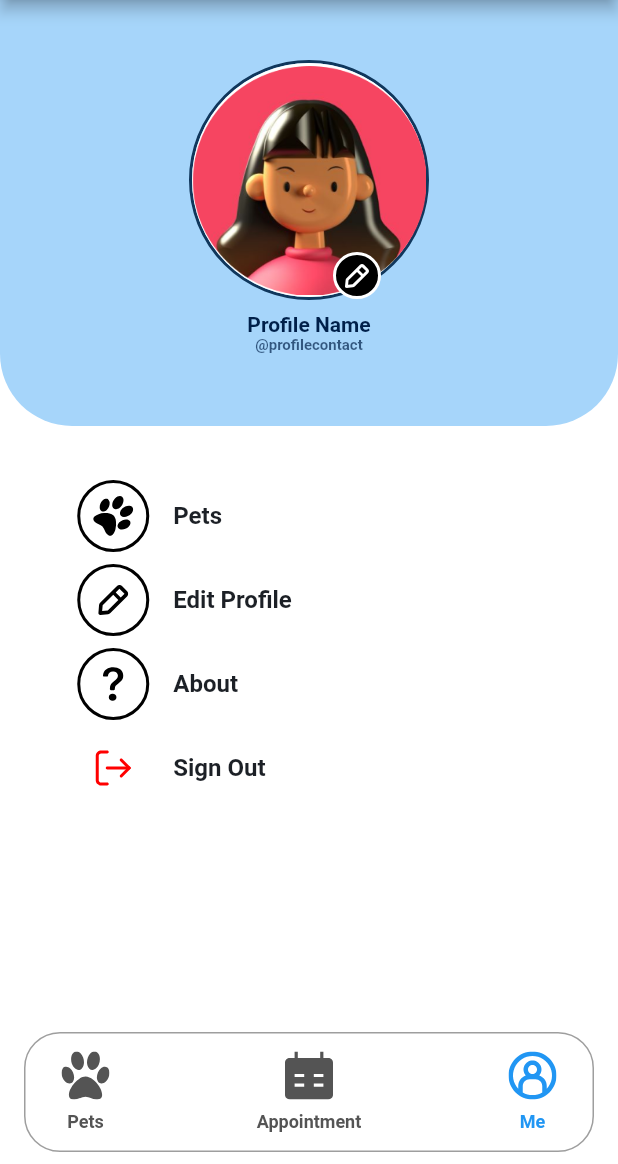
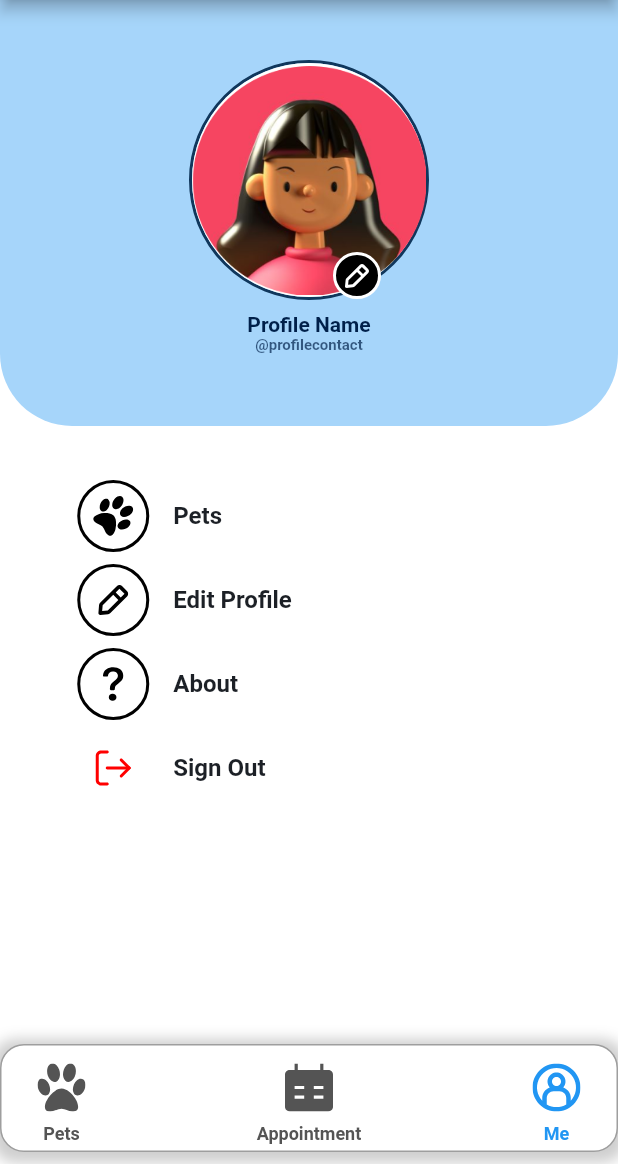
Before and after one commit to akosijho/flutter_optipets, a Flutter app: the CustomerProfileView screen opened by its route, on a phone screen of 412 x 824 dp, the part 72-1236 px from its top. Run offline on Flutter 3.47's test engine with Material 2 defaults, Android fonts, the phone set to English and light mode, and no system bars; our stand-ins replace connectivity_plus, firebase_core, flutter_svg, get, internet_connection_checker, lottie and 1 more; accounts and stored records are empty; Roboto replaces fonts that are missing (SF-Pro); statements that could not run were skipped.

Commit message:
Refine bottom appbar.

```diff
--- a/lib/views/appointment_screen/appointment_view.dart
+++ b/lib/views/appointment_screen/appointment_view.dart
@@ -20,7 +20,6 @@ class AppointmentView extends StatelessWidget {
               backgroundColor: Theme.of(context).scaffoldBackgroundColor,
               appBar: myAppBar("Appointments",
                   tabs: viewModel.tabs, isAppointment: true),
-              extendBody: true,
               body: const TabBarView(
                 children: [
                   AppointmentList(),
@@ -33,7 +32,7 @@ class AppointmentView extends StatelessWidget {
                 ),
                 controller: viewModel.applicationViewModel.scrollController,
                 duration: const Duration(milliseconds: 200),
-                height: 96,
+                height: 80,
               ),
             ),
           );
--- a/lib/views/customer_profile/customer_profile_view.dart
+++ b/lib/views/customer_profile/customer_profile_view.dart
@@ -31,8 +31,11 @@ class CustomerProfileView extends StatelessWidget {
               _buildOption("Sign Out", SvgIcons.signOut),
             ],
           )),
-      bottomNavigationBar: const MyBottomAppBar(
-        isProfile: true,
+      bottomNavigationBar: const Padding(
+        padding: EdgeInsets.only(bottom: 8.0),
+        child: MyBottomAppBar(
+          isProfile: true,
+        ),
       ),
     );
   }
--- a/lib/views/pets_screen/pet_screen_view.dart
+++ b/lib/views/pets_screen/pet_screen_view.dart
@@ -19,7 +19,6 @@ class PetScreenView extends StatelessWidget {
           return Scaffold(
             appBar: myAppBar("Pets"),
             backgroundColor: Theme.of(context).scaffoldBackgroundColor,
-            extendBody: true,
             body: SizedBox(
               width: MediaQuery.of(context).size.width,
               child: ListView.separated(
@@ -42,7 +41,7 @@ class PetScreenView extends StatelessWidget {
               widget: const MyBottomAppBar(
                 isPets: true
               ), duration: const Duration(milliseconds: 200),
-              height: 96,
+              height: 80,
             ),
           );
         });
--- a/lib/views/widgets/bottom_appbar.dart
+++ b/lib/views/widgets/bottom_appbar.dart
@@ -1,5 +1,4 @@
 import 'package:flutter/material.dart';
-import 'package:flutter_optipets/utils/constants.dart';
 import 'package:flutter_optipets/utils/svg_icons.dart';
 import 'package:flutter_optipets/views/appointment_screen/appointment_view.dart';
 import 'package:flutter_optipets/views/customer_profile/customer_profile_view.dart';
@@ -25,22 +24,25 @@ class MyBottomAppBar extends StatelessWidget {
         disposeViewModel: false,
         builder: (context, viewModel, child) {
           return Container(
-            width: deviceWidth,
-            height: 96,
-            color: Colors.transparent,
-            padding: const EdgeInsets.symmetric(horizontal: 16, vertical: 8),
-            child: Container(
-              width: MediaQuery.of(context).size.width - 16,
+            width: MediaQuery.of(context).size.width,
             height: 72,
             decoration: BoxDecoration(
               color: Theme.of(context).bottomAppBarColor,
               shape: BoxShape.rectangle,
-                borderRadius: BorderRadius.circular(24),
+              borderRadius: BorderRadius.circular(16),
               border: Border.all(
                 width: 1,
                 style: BorderStyle.solid,
                 color: Colors.grey,
               ),
+              boxShadow: [
+                BoxShadow(
+                  color: Colors.grey.withOpacity(0.5), //color of shadow
+                  spreadRadius: 5, //spread radius
+                  blurRadius: 7, // blur radius
+                  offset: const Offset(0, 2),
+                ),
+              ],
             ),
             child: Padding(
               padding:
@@ -49,17 +51,16 @@ class MyBottomAppBar extends StatelessWidget {
                 mainAxisAlignment: MainAxisAlignment.spaceBetween,
                 children: [
                   iconButton("Pets", SvgIcons.pawIcon, isPets ?? false,
-                        const PetScreenView(), viewModel),
+                      () => const PetScreenView(), viewModel),
                   iconButton(
                       "Appointment",
                       SvgIcons.appointmentIcon,
                       isAppointment ?? false,
-                        const AppointmentView(),
+                      () => const AppointmentView(),
                       viewModel),
                   iconButton("Me", SvgIcons.profileIcon, isProfile ?? false,
-                        const CustomerProfileView(), viewModel),
+                      () => const CustomerProfileView(), viewModel),
                 ],
-                ),
               ),
             ),
           );
--- a/lib/views/widgets/scroll_to_hide_widget.dart
+++ b/lib/views/widgets/scroll_to_hide_widget.dart
@@ -21,7 +21,6 @@ class ScrollToHide extends StatelessWidget{
           height: viewModel.isVisible ? height : 0,
           child: Wrap(children: [widget]),);
       });
-
   }
 
 }
```
Lines whose indentation alone changed are shown as unchanged.
